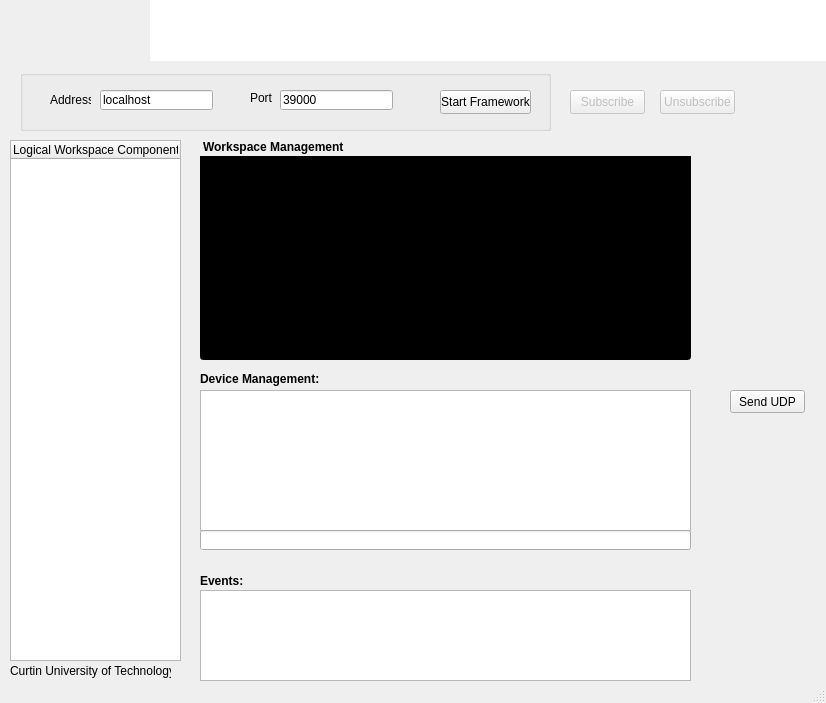
smnazemi/WinPT2, file IPC Framework Test/fwtest.ui: the form before one commit.
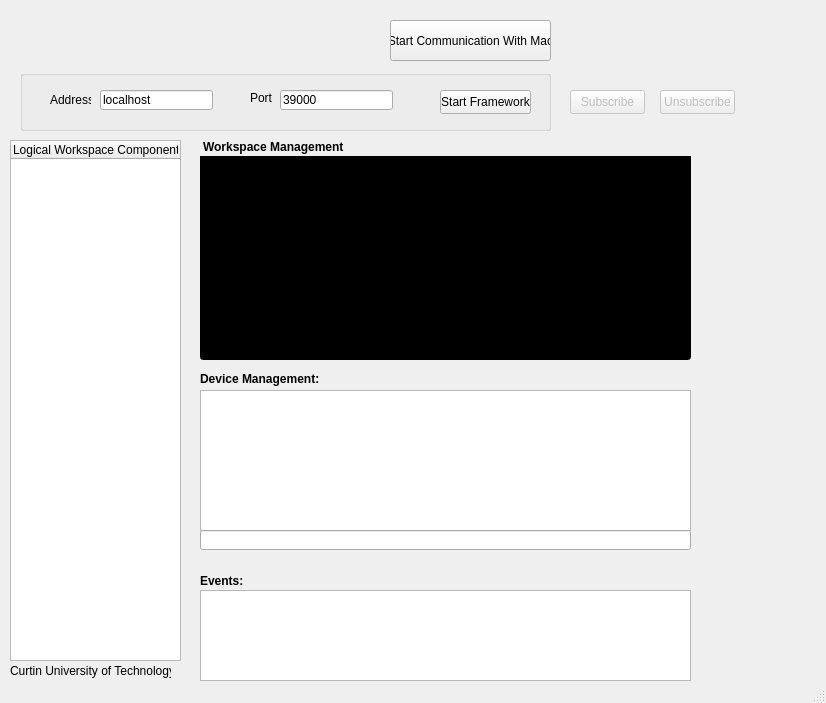
The form after the commit. Icons and pictures are not drawn.

```diff
--- a/IPC Framework Test/fwtest.ui
+++ b/IPC Framework Test/fwtest.ui
@@ -182,25 +182,6 @@
      <string/>
     </property>
    </widget>
-   <widget class="QLabel" name="label_5">
-    <property name="geometry">
-     <rect>
-      <x>150</x>
-      <y>0</y>
-      <width>681</width>
-      <height>61</height>
-     </rect>
-    </property>
-    <property name="autoFillBackground">
-     <bool>false</bool>
-    </property>
-    <property name="styleSheet">
-     <string>background-color: rgb(255, 255, 255);</string>
-    </property>
-    <property name="text">
-     <string/>
-    </property>
-   </widget>
    <widget class="QTextEdit" name="devCLIO">
     <property name="geometry">
      <rect>
@@ -328,14 +309,14 @@
    <widget class="QPushButton" name="sendUDP">
     <property name="geometry">
      <rect>
-      <x>730</x>
-      <y>390</y>
-      <width>75</width>
-      <height>23</height>
+      <x>390</x>
+      <y>20</y>
+      <width>161</width>
+      <height>41</height>
      </rect>
     </property>
     <property name="text">
-     <string>Send UDP</string>
+     <string>Start Communication With Mac</string>
     </property>
    </widget>
   </widget>
```
